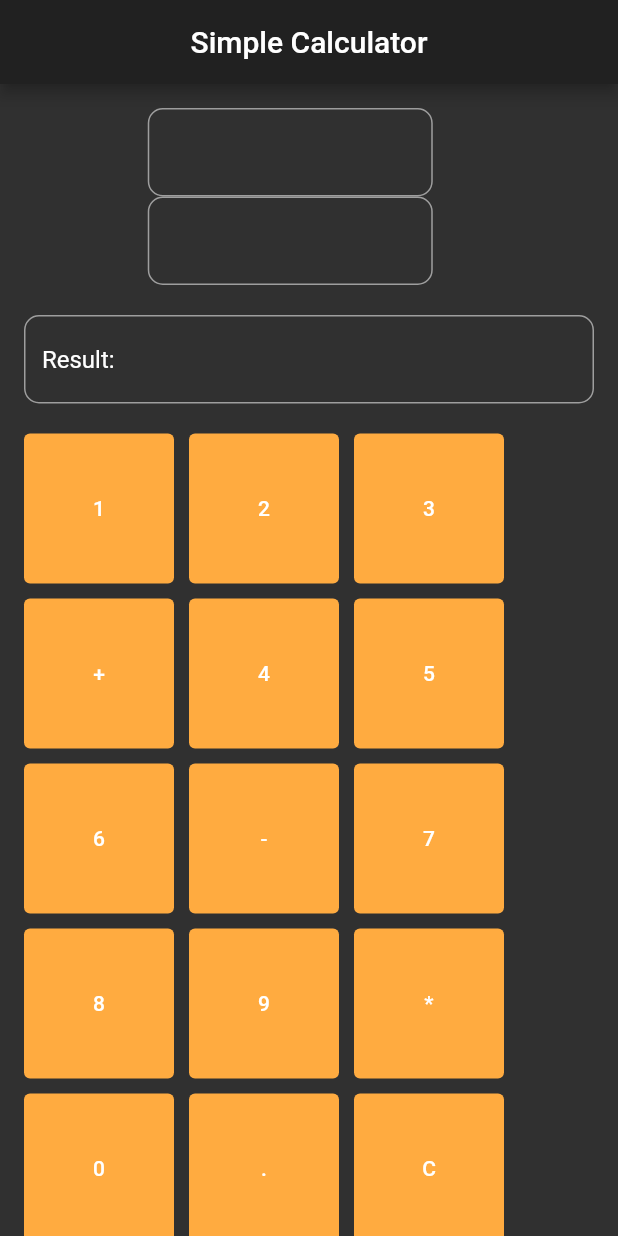
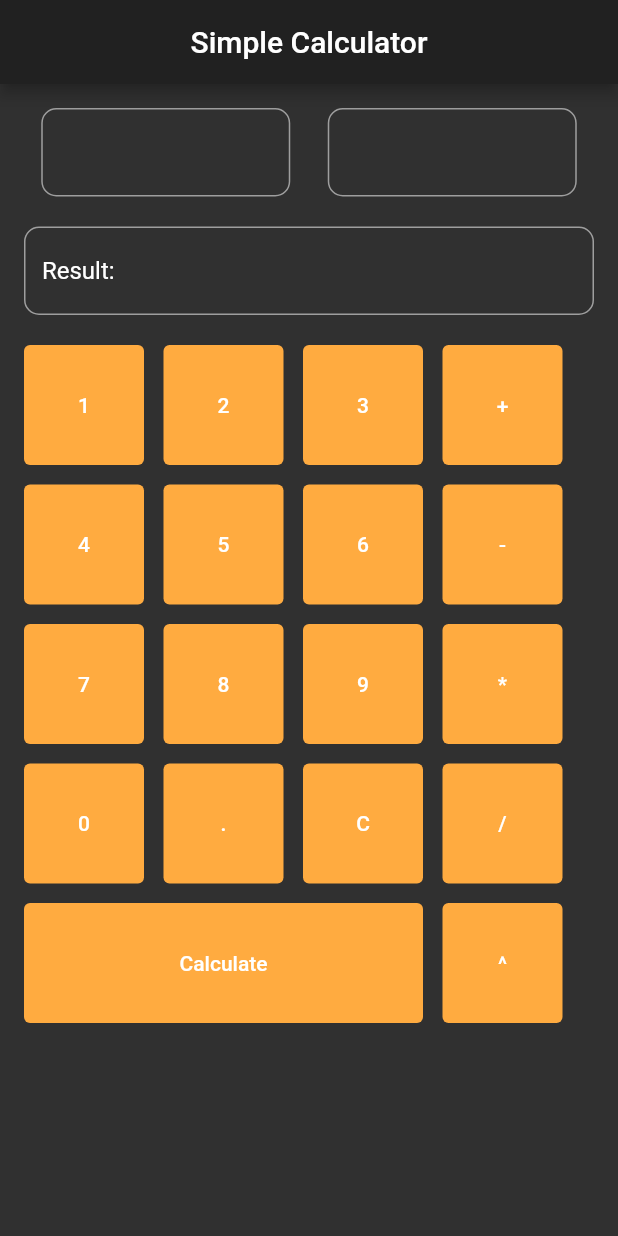
Before and after one commit to vadimsavitskii/flutter_proj, a Flutter app: the screen it shows after launch, on a phone screen of 412 x 824 dp. Run offline on Flutter 3.47's test engine with Material 2 defaults, Android fonts, the phone set to English and light mode, and no system bars.

Commit message:
adapted for Pixel 4

```diff
--- a/lib/main.dart
+++ b/lib/main.dart
@@ -64,7 +64,7 @@ class _HomePageState extends State<HomePage> {
                   Wrap(
                     children: [
                       Container(
-                        width: 190,
+                        width: 166,
                         child:
                         TextField(
                           enabled: false,
@@ -88,7 +88,7 @@ class _HomePageState extends State<HomePage> {
                         ),
                       ),
                       Container(
-                        width: 190,
+                        width: 166,
                         child:
                         TextField(
                           enabled: false,
@@ -128,18 +128,18 @@ class _HomePageState extends State<HomePage> {
                 ),
                 Container(
                     width: 400,
-                    height: 500,
+                    height: 472,
                     child:
                     Wrap(
-                      spacing: 10,
-                      runSpacing: 10,
+                      spacing: 13,
+                      runSpacing: 13,
                       children: [
                         TextButton(
                             child: Text('1'),
                             style: TextButton.styleFrom(
                                 backgroundColor: Colors.orangeAccent,
                                 primary: Colors.white,
-                                minimumSize: Size(100,100)
+                                minimumSize: Size(80,80)
                             ),
                             onPressed: () {
                               setState(() {
@@ -156,7 +156,7 @@ class _HomePageState extends State<HomePage> {
                             style: TextButton.styleFrom(
                                 backgroundColor: Colors.orangeAccent,
                                 primary: Colors.white,
-                                minimumSize: Size(100,100)
+                                minimumSize: Size(80,80)
                             ),
                             onPressed: () {
                               setState(() {
@@ -173,7 +173,7 @@ class _HomePageState extends State<HomePage> {
                             style: TextButton.styleFrom(
                                 backgroundColor: Colors.orangeAccent,
                                 primary: Colors.white,
-                                minimumSize: Size(100,100)
+                                minimumSize: Size(80,80)
                             ),
                             onPressed: () {
                               setState(() {
@@ -190,7 +190,7 @@ class _HomePageState extends State<HomePage> {
                             style: TextButton.styleFrom(
                                 backgroundColor: Colors.orangeAccent,
                                 primary: Colors.white,
-                                minimumSize: Size(100,100)
+                                minimumSize: Size(80,80)
                             ),
                             onPressed: () {
                               setState(() {
@@ -203,7 +203,7 @@ class _HomePageState extends State<HomePage> {
                             style: TextButton.styleFrom(
                                 backgroundColor: Colors.orangeAccent,
                                 primary: Colors.white,
-                                minimumSize: Size(100,100)
+                                minimumSize: Size(80,80)
                             ),
                             onPressed: () {
                               setState(() {
@@ -220,7 +220,7 @@ class _HomePageState extends State<HomePage> {
                             style: TextButton.styleFrom(
                                 backgroundColor: Colors.orangeAccent,
                                 primary: Colors.white,
-                                minimumSize: Size(100,100)
+                                minimumSize: Size(80,80)
                             ),
                             onPressed: () {
                               setState(() {
@@ -237,7 +237,7 @@ class _HomePageState extends State<HomePage> {
                             style: TextButton.styleFrom(
                                 backgroundColor: Colors.orangeAccent,
                                 primary: Colors.white,
-                                minimumSize: Size(100,100)
+                                minimumSize: Size(80,80)
                             ),
                             onPressed: () {
                               setState(() {
@@ -254,7 +254,7 @@ class _HomePageState extends State<HomePage> {
                             style: TextButton.styleFrom(
                                 backgroundColor: Colors.orangeAccent,
                                 primary: Colors.white,
-                                minimumSize: Size(100,100)
+                                minimumSize: Size(80,80)
                             ),
                             onPressed: () {
                               setState(() {
@@ -267,7 +267,7 @@ class _HomePageState extends State<HomePage> {
                             style: TextButton.styleFrom(
                                 backgroundColor: Colors.orangeAccent,
                                 primary: Colors.white,
-                                minimumSize: Size(100,100)
+                                minimumSize: Size(80,80)
                             ),
                             onPressed: () {
                               setState(() {
@@ -284,7 +284,7 @@ class _HomePageState extends State<HomePage> {
                             style: TextButton.styleFrom(
                                 backgroundColor: Colors.orangeAccent,
                                 primary: Colors.white,
-                                minimumSize: Size(100,100)
+                                minimumSize: Size(80,80)
                             ),
                             onPressed: () {
                               setState(() {
@@ -301,7 +301,7 @@ class _HomePageState extends State<HomePage> {
                             style: TextButton.styleFrom(
                                 backgroundColor: Colors.orangeAccent,
                                 primary: Colors.white,
-                                minimumSize: Size(100,100)
+                                minimumSize: Size(80,80)
                             ),
                             onPressed: () {
                               setState(() {
@@ -318,7 +318,7 @@ class _HomePageState extends State<HomePage> {
                             style: TextButton.styleFrom(
                                 backgroundColor: Colors.orangeAccent,
                                 primary: Colors.white,
-                                minimumSize: Size(100,100)
+                                minimumSize: Size(80,80)
                             ),
                             onPressed: () {
                               setState(() {
@@ -331,7 +331,7 @@ class _HomePageState extends State<HomePage> {
                             style: TextButton.styleFrom(
                                 backgroundColor: Colors.orangeAccent,
                                 primary: Colors.white,
-                                minimumSize: Size(100,100)
+                                minimumSize: Size(80,80)
                             ),
                             onPressed: () {
                               setState(() {
@@ -348,7 +348,7 @@ class _HomePageState extends State<HomePage> {
                             style: TextButton.styleFrom(
                                 backgroundColor: Colors.orangeAccent,
                                 primary: Colors.white,
-                                minimumSize: Size(100,100)
+                                minimumSize: Size(80,80)
                             ),
                             onPressed: () {
                               setState(() {
@@ -366,7 +366,7 @@ class _HomePageState extends State<HomePage> {
                             style: TextButton.styleFrom(
                                 backgroundColor: Colors.orangeAccent,
                                 primary: Colors.white,
-                                minimumSize: Size(100,100)
+                                minimumSize: Size(80,80)
                             ),
                             onPressed: () {
                               setState(() {
@@ -382,7 +382,7 @@ class _HomePageState extends State<HomePage> {
                             style: TextButton.styleFrom(
                                 backgroundColor: Colors.orangeAccent,
                                 primary: Colors.white,
-                                minimumSize: Size(100,100)
+                                minimumSize: Size(80,80)
                             ),
                             onPressed: () {
                               setState(() {
@@ -395,7 +395,7 @@ class _HomePageState extends State<HomePage> {
                             style: TextButton.styleFrom(
                                 backgroundColor: Colors.orangeAccent,
                                 primary: Colors.white,
-                                minimumSize: Size(305,100)
+                                minimumSize: Size(266,80)
                             ),
                             onPressed: () {
                               setState(() {
@@ -433,7 +433,7 @@ class _HomePageState extends State<HomePage> {
                             style: TextButton.styleFrom(
                                 backgroundColor: Colors.orangeAccent,
                                 primary: Colors.white,
-                                minimumSize: Size(100,100)
+                                minimumSize: Size(80,80)
                             ),
                             onPressed: () {
                               setState(() {
```
